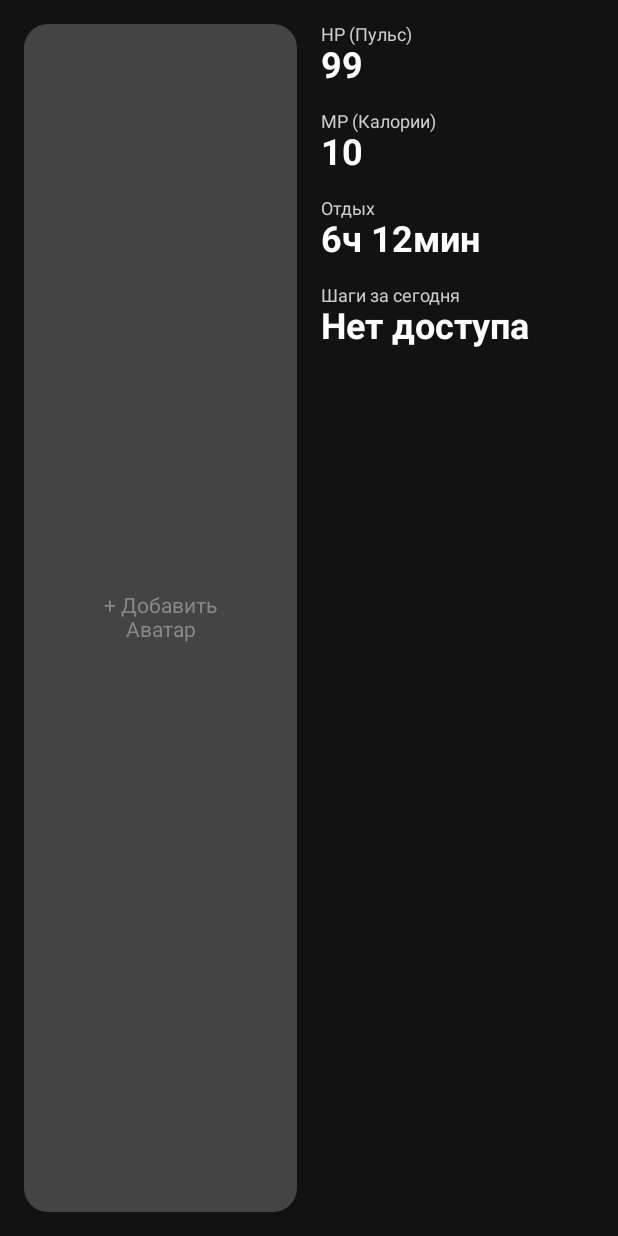
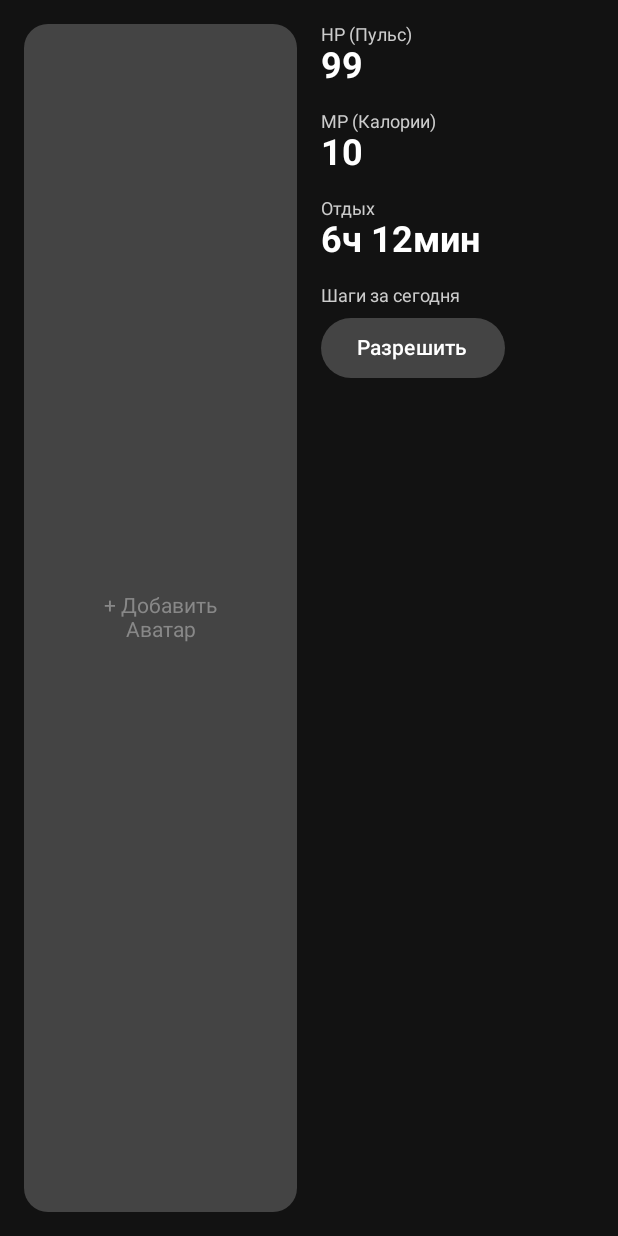
Before and after one commit to Altegro-Salvatore/MyLauncher, an Android app built with Jetpack Compose: the composable ScreenTwo shown on its own in the app's theme, on a phone screen of 412 x 824 dp. Run offline under Robolectric (Android 15) with nearby library versions, the phone set to English and light mode, and no system bars.

Commit message:
Update MainActivity.kt

```diff
--- a/app/src/main/java/com/example/gamelauncher/MainActivity.kt
+++ b/app/src/main/java/com/example/gamelauncher/MainActivity.kt
@@ -13,6 +13,7 @@ import android.hardware.Sensor
 import android.hardware.SensorEvent
 import android.hardware.SensorEventListener
 import android.hardware.SensorManager
+import android.net.Uri
 import android.os.Bundle
 import android.provider.Settings
 import androidx.activity.ComponentActivity
@@ -206,14 +207,12 @@ fun ScreenTwo() {
                     val savedBaseline = prefs.getInt("step_baseline", -1)
 
                     if (savedDate != todayDate || savedBaseline == -1 || totalSensorSteps < savedBaseline) {
-                        // Новый день или телефон перезагрузился (датчик сбросился на 0)
                         prefs.edit()
                             .putString("step_date", todayDate)
                             .putInt("step_baseline", totalSensorSteps)
                             .apply()
                         dailySteps = 0
                     } else {
-                        // Считаем разницу между текущим значением и началом дня
                         dailySteps = totalSensorSteps - savedBaseline
                     }
                 }
@@ -236,11 +235,32 @@ fun ScreenTwo() {
             Text("+ Добавить\nАватар", color = Color.Gray, textAlign = TextAlign.Center)
         }
         Spacer(modifier = Modifier.width(16.dp))
+
         Column(modifier = Modifier.weight(1f).fillMaxHeight(), verticalArrangement = Arrangement.spacedBy(16.dp)) {
             StatBox("HP (Пульс)", "99")
             StatBox("MP (Калории)", "10")
             StatBox("Отдых", "6ч 12мин")
-            StatBox("Шаги за сегодня", if (hasActivityPermission && stepSensor != null) "$dailySteps" else "Нет доступа")
+
+            // Блок с шагами
+            Column {
+                Text("Шаги за сегодня", color = Color.LightGray, fontSize = 12.sp)
+                if (hasActivityPermission && stepSensor != null) {
+                    Text("$dailySteps", color = Color.White, fontSize = 24.sp, fontWeight = FontWeight.Bold)
+                } else {
+                    // Если нет разрешения - показываем кнопку, которая ведет в настройки
+                    Button(
+                        onClick = {
+                            val intent = Intent(Settings.ACTION_APPLICATION_DETAILS_SETTINGS)
+                            intent.data = Uri.parse("package:" + context.packageName)
+                            context.startActivity(intent)
+                        },
+                        modifier = Modifier.padding(top = 4.dp),
+                        colors = ButtonDefaults.buttonColors(containerColor = Color.DarkGray)
+                    ) {
+                        Text("Разрешить", color = Color.White, fontSize = 14.sp)
+                    }
+                }
+            }
         }
     }
 }
```
